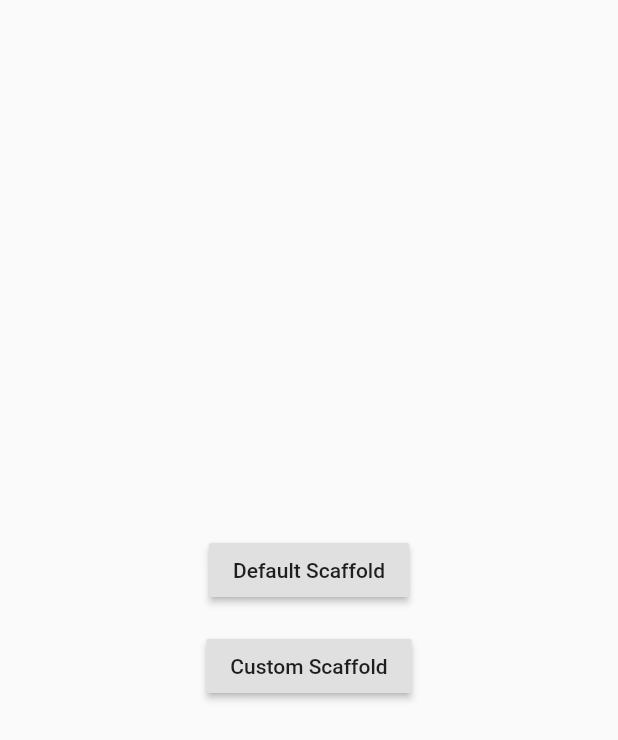
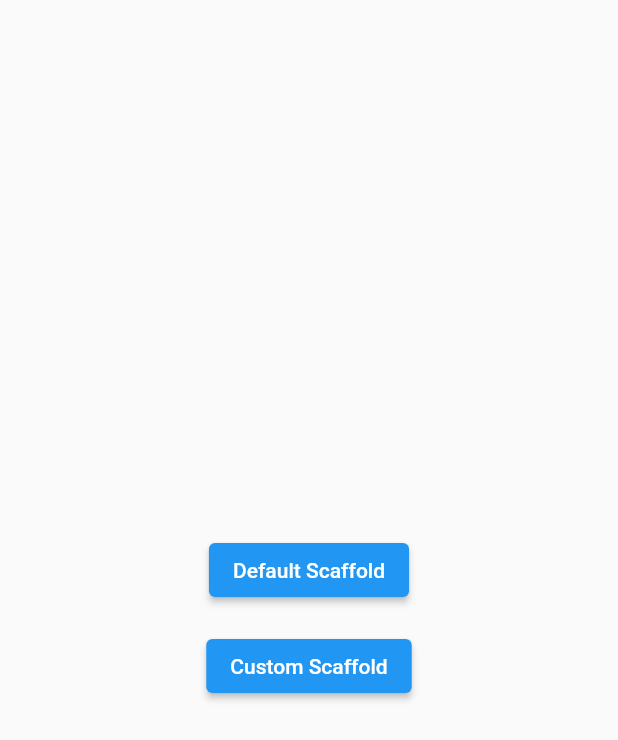
Before and after one commit to material-foundation/flutter-packages, a Flutter app: the screen it shows after launch, on a phone screen of 412 x 824 dp. Shown: the top 740 px of the screen. Run offline on Flutter 3.47's test engine with Material 2 defaults, Android fonts, the phone set to English and light mode, and no system bars.

Commit message:
adaptive_navigation

```diff
--- /dev/null
+++ b/packages/adaptive_navigation/analysis_options.yaml
@@ -0,0 +1,5 @@
+include: package:flutter_lints/flutter.yaml
+
+linter:
+  rules:
+    prefer_single_quotes: true
--- a/packages/adaptive_navigation/example/lib/custom_scaffold.dart
+++ b/packages/adaptive_navigation/example/lib/custom_scaffold.dart
@@ -79,7 +79,7 @@ class _CustomScaffoldDemoState extends State<CustomScaffoldDemo> {
           ),
           const Text('includeBaseDestinationsInMenu'),
           const SizedBox(height: 40),
-          RaisedButton(
+          ElevatedButton(
             child: const Text('BACK'),
             onPressed: () {
               Navigator.of(context).pushReplacementNamed('/');
--- a/packages/adaptive_navigation/example/lib/default_scaffold.dart
+++ b/packages/adaptive_navigation/example/lib/default_scaffold.dart
@@ -76,7 +76,7 @@ class _DefaultScaffoldDemoState extends State<DefaultScaffoldDemo> {
           ),
           const Text('includeBaseDestinationsInMenu'),
           const SizedBox(height: 40),
-          RaisedButton(
+          ElevatedButton(
             child: const Text('BACK'),
             onPressed: () {
               Navigator.of(context).pushReplacementNamed('/');
--- a/packages/adaptive_navigation/example/lib/main.dart
+++ b/packages/adaptive_navigation/example/lib/main.dart
@@ -25,7 +25,7 @@ class DemoSelector extends StatelessWidget {
         child: Column(
           mainAxisAlignment: MainAxisAlignment.center,
           children: [
-            RaisedButton(
+            ElevatedButton(
               child: Text('Default Scaffold'),
               onPressed: () {
                 Navigator.of(context).pushReplacement(
@@ -38,7 +38,7 @@ class DemoSelector extends StatelessWidget {
               },
             ),
             SizedBox(height: 16),
-            RaisedButton(
+            ElevatedButton(
               child: Text('Custom Scaffold'),
               onPressed: () {
                 Navigator.of(context).pushReplacement(
--- a/packages/adaptive_navigation/lib/src/adaptive_app_bar.dart
+++ b/packages/adaptive_navigation/lib/src/adaptive_app_bar.dart
@@ -57,6 +57,7 @@ class AdaptiveAppBar extends StatelessWidget implements PreferredSizeWidget {
   final double titleSpacing;
   final double toolbarOpacity;
   final double bottomOpacity;
+  @override
   final Size preferredSize;
   final double? toolbarHeight;
   final double? leadingWidth;
--- a/packages/adaptive_navigation/pubspec.yaml
+++ b/packages/adaptive_navigation/pubspec.yaml
@@ -1,6 +1,6 @@
 name: adaptive_navigation
 description: A component to be used in place of the Scaffold widget when you want automatic switching between Navigation Rail and Bottom Navigation Bar.
-version: 0.0.3
+version: 0.0.4
 homepage: https://github.com/material-components/material-components-flutter-adaptive
 
 environment:
@@ -12,5 +12,6 @@ dependencies:
   adaptive_breakpoints: ^0.0.4
 
 dev_dependencies:
+  flutter_lints: ^1.0.4
   flutter_test:
     sdk: flutter
```
Also changed, not shown: packages/adaptive_navigation/lib/src/adaptive_navigation_scaffold.dart (+6 -6 lines), 2 other files.
